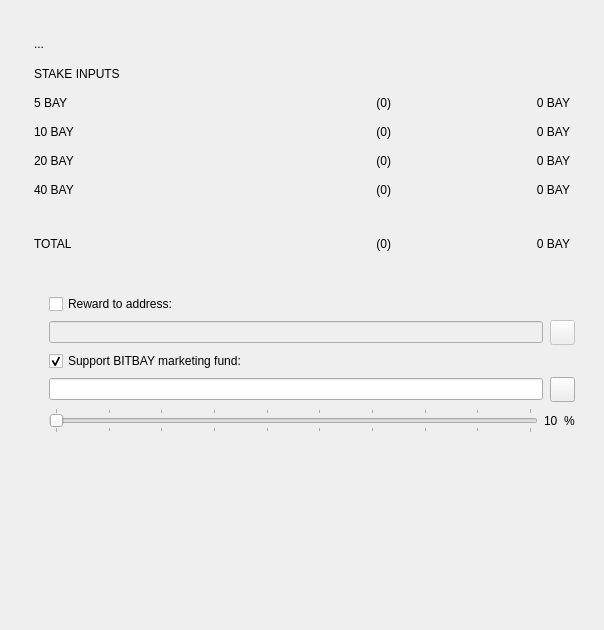
Old version of the form src/qt/forms/stakingpage.ui in the repository bitbaymarket/bitbay-core.
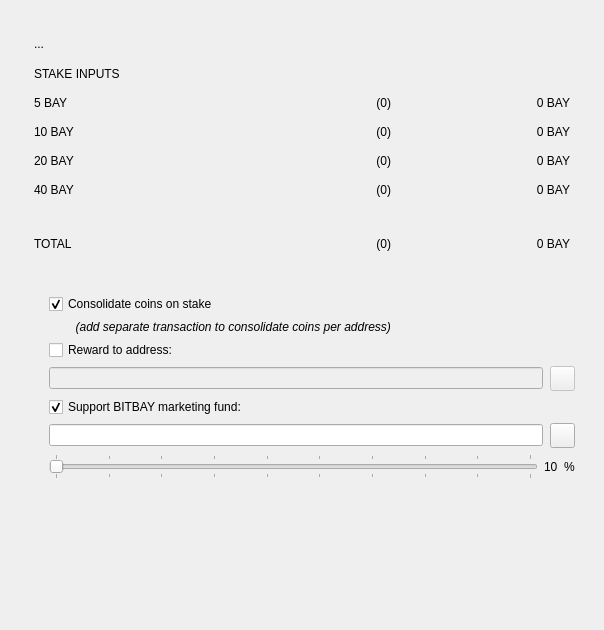
New version of the form. Icons and pictures are not drawn. Custom widgets are drawn as their Qt base class.

Commit message: working inputs consolidate on stake

Patch:
```diff
--- a/src/qt/forms/stakingpage.ui
+++ b/src/qt/forms/stakingpage.ui
@@ -363,6 +363,28 @@
             <property name="rightMargin">
              <number>20</number>
             </property>
+            <item>
+             <widget class="QCheckBox" name="checkConsolidateCoins">
+              <property name="text">
+               <string>Consolidate coins on stake</string>
+              </property>
+              <property name="checked">
+               <bool>true</bool>
+              </property>
+             </widget>
+            </item>
+            <item>
+             <widget class="QLabel" name="labelConsolidateCoins">
+              <property name="font">
+               <font>
+                <italic>true</italic>
+               </font>
+              </property>
+              <property name="text">
+               <string>        (add separate transaction to consolidate coins per address)</string>
+              </property>
+             </widget>
+            </item>
             <item>
              <widget class="QCheckBox" name="checkRewardTo">
               <property name="text">
```
Left out of the diff: 1 changed line with no effect on the pictures. The commit also changes 11 other files.
